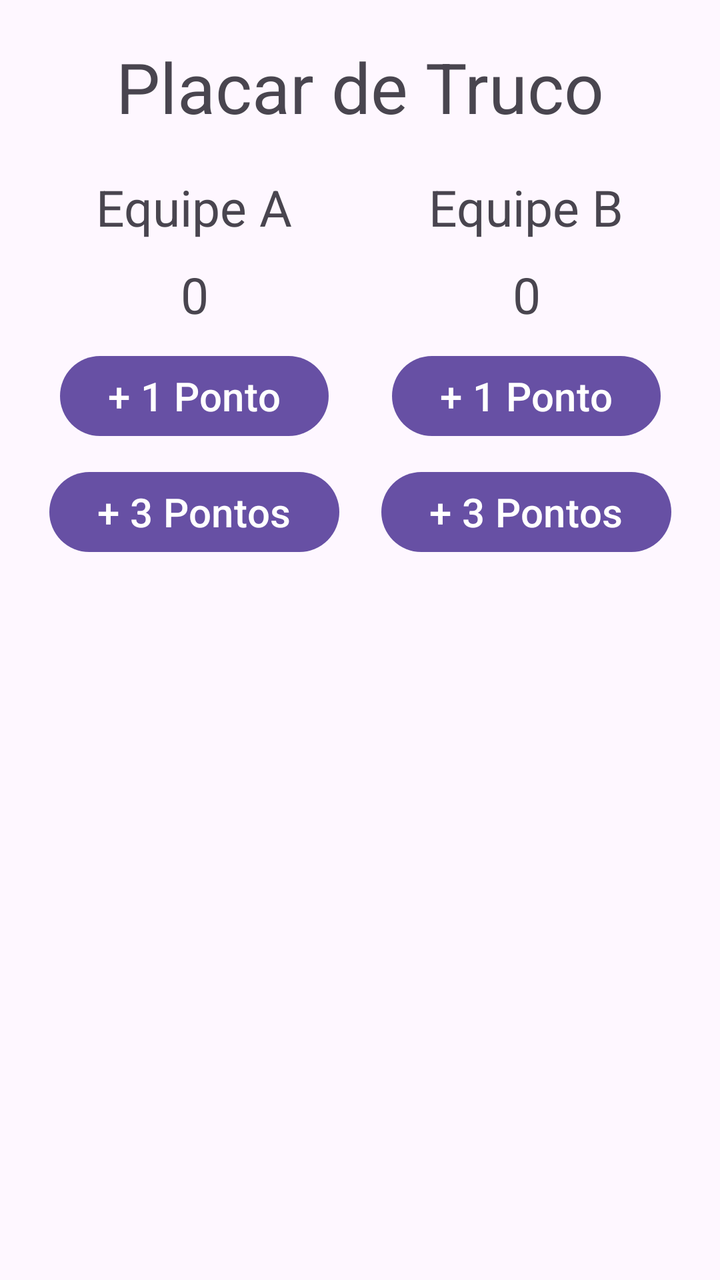
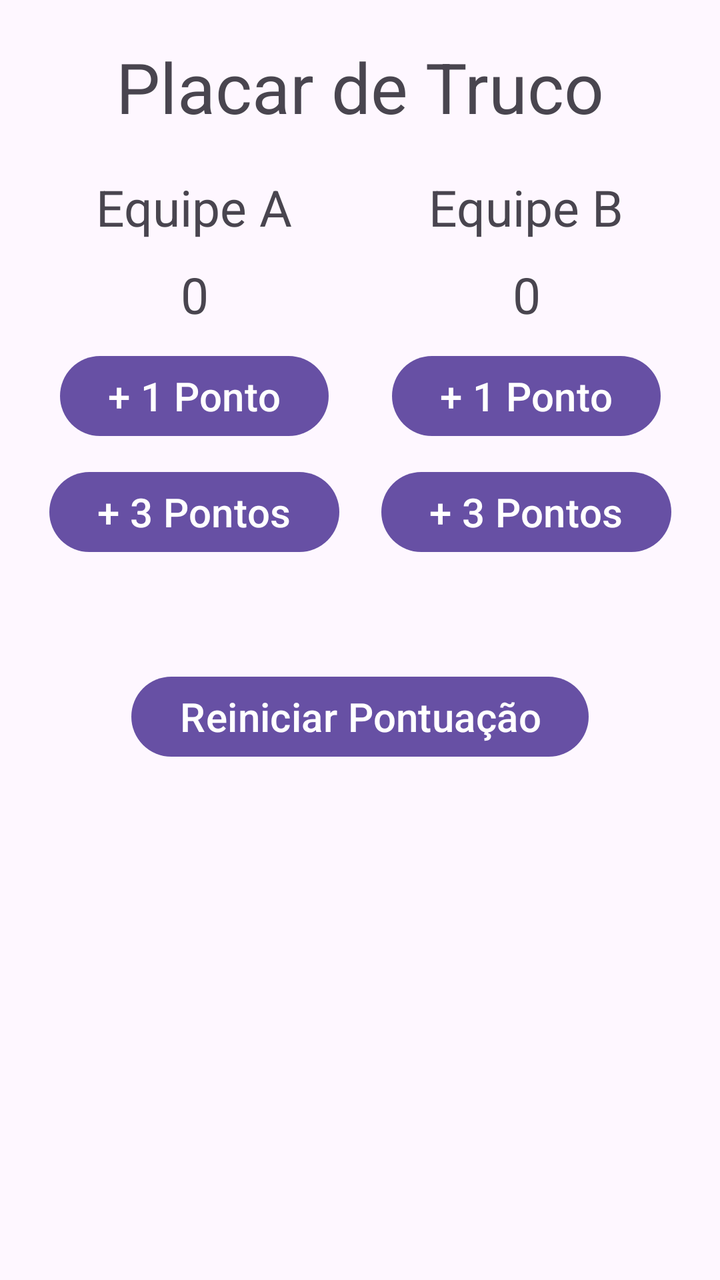

An Android layout rendered at two revisions. The XML below is the earlier revision; the diff shows what the commit changed to produce the second picture.
<!-- AndroidManifest.xml: application theme Theme.TrucoScoreBoard -->
<!-- res/layout/activity_main.xml -->
<?xml version="1.0" encoding="utf-8"?>
<androidx.constraintlayout.widget.ConstraintLayout xmlns:android="http://schemas.android.com/apk/res/android"
    xmlns:app="http://schemas.android.com/apk/res-auto"
    xmlns:tools="http://schemas.android.com/tools"
    android:id="@+id/main"
    android:layout_width="match_parent"
    android:layout_height="match_parent"
    tools:context=".MainActivity">

    <TextView
        android:id="@+id/title_tv"
        android:layout_width="wrap_content"
        android:layout_height="wrap_content"
        android:text="@string/scoreboard_title"
        android:textSize="35sp"
        android:layout_margin="20dp"
        app:layout_constraintEnd_toEndOf="parent"
        app:layout_constraintStart_toStartOf="parent"
        app:layout_constraintTop_toTopOf="parent"/>

    <TextView
        android:id="@+id/team_a_name_tv"
        android:layout_width="wrap_content"
        android:layout_height="wrap_content"
        android:text="@string/team_a_name"
        android:textSize="25sp"
        android:layout_margin="20dp"
        app:layout_constraintEnd_toStartOf="@id/team_b_name_tv"
        app:layout_constraintStart_toStartOf="parent"
        app:layout_constraintTop_toBottomOf="@id/title_tv"/>

    <TextView
        android:id="@+id/team_b_name_tv"
        android:layout_width="wrap_content"
        android:layout_height="wrap_content"
        android:text="@string/team_b_name"
        android:textSize="25sp"
        android:layout_margin="20dp"
        app:layout_constraintEnd_toEndOf="parent"
        app:layout_constraintStart_toEndOf="@id/team_a_name_tv"
        app:layout_constraintTop_toBottomOf="@id/title_tv"/>

    <TextView
        android:id="@+id/team_a_points_tv"
        android:layout_width="wrap_content"
        android:layout_height="wrap_content"
        android:text="0"
        android:textSize="25sp"
        android:layout_marginTop="10dp"
        app:layout_constraintEnd_toEndOf="@id/team_a_name_tv"
        app:layout_constraintStart_toStartOf="@id/team_a_name_tv"
        app:layout_constraintTop_toBottomOf="@id/team_a_name_tv" />

    <TextView
        android:id="@+id/team_b_points_tv"
        android:layout_width="wrap_content"
        android:layout_height="wrap_content"
        android:text="0"
        android:textSize="25sp"
        android:layout_marginTop="10dp"
        app:layout_constraintEnd_toEndOf="@id/team_b_name_tv"
        app:layout_constraintStart_toStartOf="@id/team_b_name_tv"
        app:layout_constraintTop_toBottomOf="@id/team_b_name_tv" />

    <Button
        android:id="@+id/team_a_1_point_bt"
        android:layout_width="wrap_content"
        android:layout_height="wrap_content"
        android:text="@string/plus_1_point"
        android:textSize="20sp"
        android:layout_marginTop="10dp"
        app:layout_constraintEnd_toEndOf="@id/team_a_name_tv"
        app:layout_constraintStart_toStartOf="@id/team_a_name_tv"
        app:layout_constraintTop_toBottomOf="@id/team_a_points_tv"/>

    <Button
        android:id="@+id/team_b_1_point_bt"
        android:layout_width="wrap_content"
        android:layout_height="wrap_content"
        android:text="@string/plus_1_point"
        android:textSize="20sp"
        android:layout_marginTop="10dp"
        app:layout_constraintEnd_toEndOf="@id/team_b_name_tv"
        app:layout_constraintStart_toStartOf="@id/team_b_name_tv"
        app:layout_constraintTop_toBottomOf="@id/team_b_points_tv"/>

    <Button
        android:id="@+id/team_a_3_point_bt"
        android:layout_width="wrap_content"
        android:layout_height="wrap_content"
        android:text="@string/plus_3_points"
        android:textSize="20sp"
        android:layout_marginTop="10dp"
        app:layout_constraintEnd_toEndOf="@id/team_a_name_tv"
        app:layout_constraintStart_toStartOf="@id/team_a_name_tv"
        app:layout_constraintTop_toBottomOf="@id/team_a_1_point_bt"/>

    <Button
        android:id="@+id/team_b_3_point_bt"
        android:layout_width="wrap_content"
        android:layout_height="wrap_content"
        android:text="@string/plus_3_points"
        android:textSize="20sp"
        android:layout_marginTop="10dp"
        app:layout_constraintEnd_toEndOf="@id/team_b_name_tv"
        app:layout_constraintStart_toStartOf="@id/team_b_name_tv"
        app:layout_constraintTop_toBottomOf="@id/team_b_1_point_bt"/>

</androidx.constraintlayout.widget.ConstraintLayout>
<!-- resources referenced by this layout -->
<resources>
  <string name="plus_1_point">+ 1 Ponto</string>
  <string name="plus_3_points">+ 3 Pontos</string>
  <string name="scoreboard_title">Placar de Truco</string>
  <string name="team_a_name">Equipe A</string>
  <string name="team_b_name">Equipe B</string>
  <style name="Theme.TrucoScoreBoard" parent="Base.Theme.TrucoScoreBoard" />
  <style name="Base.Theme.TrucoScoreBoard" parent="Theme.Material3.DayNight.NoActionBar">
          
          
      </style>
</resources>

<!-- the commit's change to res/layout/activity_main.xml (unified diff, before → after) -->
@@ -106,4 +106,16 @@
         app:layout_constraintStart_toStartOf="@id/team_b_name_tv"
         app:layout_constraintTop_toBottomOf="@id/team_b_1_point_bt"/>
 
+    <Button
+        android:id="@+id/reset_points_bt"
+        android:layout_width="wrap_content"
+        android:layout_height="wrap_content"
+        android:text="Reiniciar Pontuação"
+        android:textSize="20sp"
+        android:layout_marginTop="10dp"
+        app:layout_constraintEnd_toEndOf="parent"
+        app:layout_constraintStart_toStartOf="parent"
+        app:layout_constraintTop_toBottomOf="@id/title_tv"
+        app:layout_constraintBottom_toBottomOf="parent"/>
+
 </androidx.constraintlayout.widget.ConstraintLayout>
